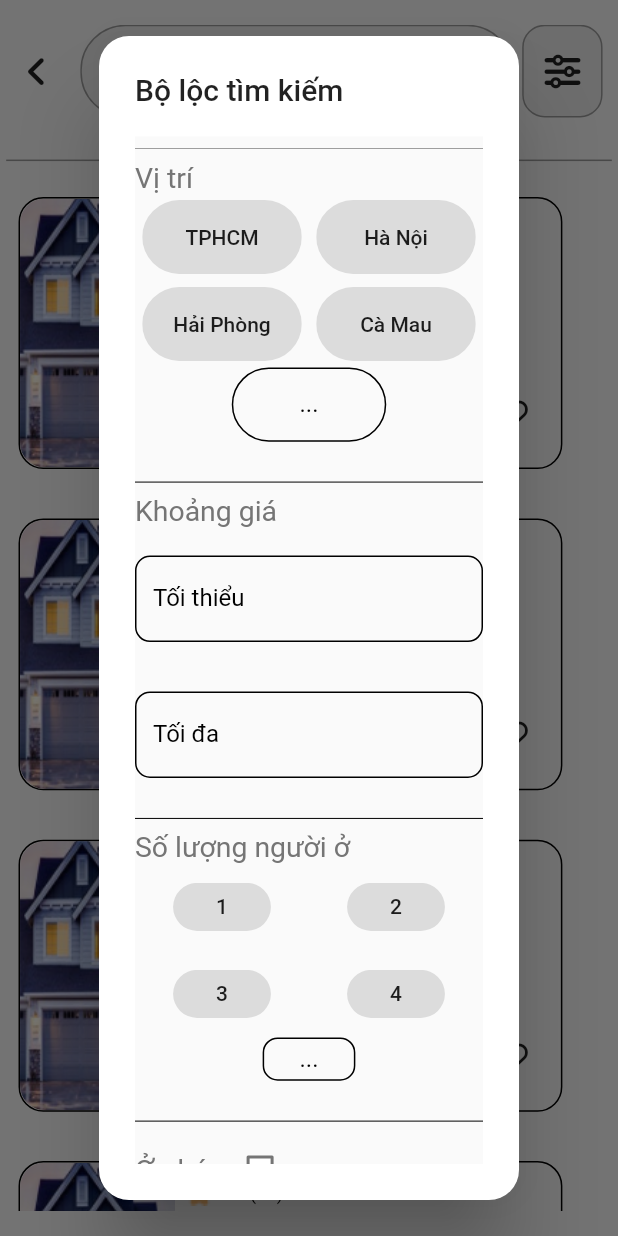
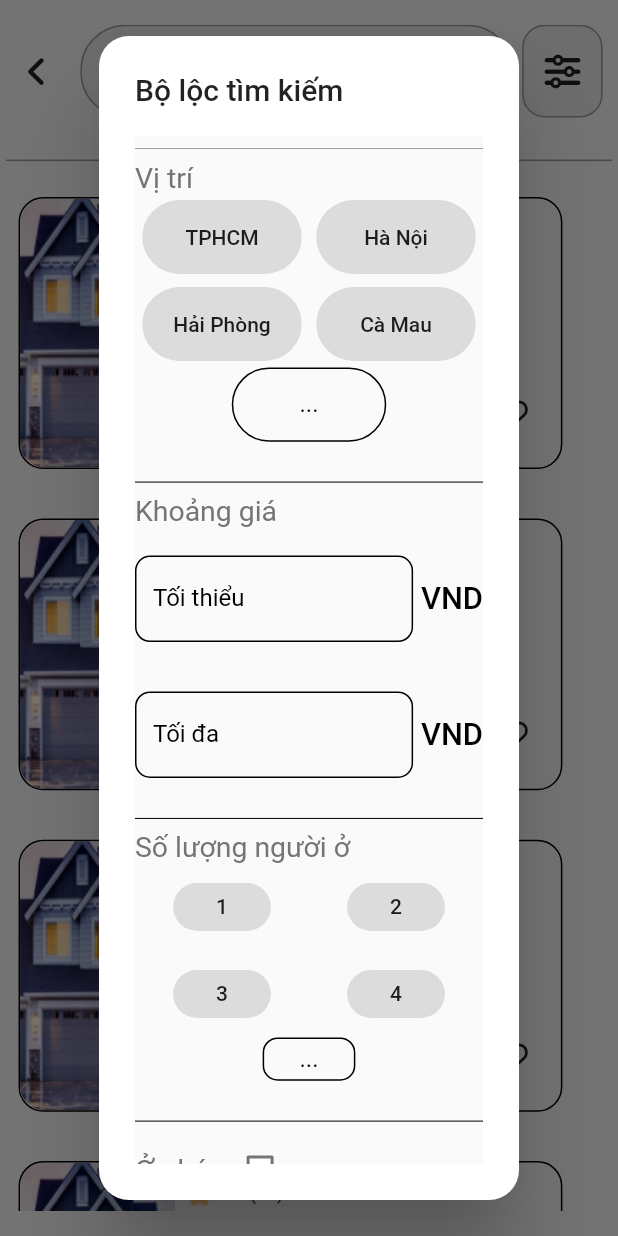
Before and after one commit to havya123/app_xem_tro, a Flutter app: the screen it shows after launch, after a tap on an icon or button, on a phone screen of 412 x 824 dp. Run offline on Flutter 3.47's test engine with Material 2 defaults, Android fonts, the phone set to English and light mode, and no system bars; our stand-ins replace email_validator, font_awesome_flutter, get, persistent_bottom_nav_bar; missing offline and left inert: datepicker_dropdown.

Commit message:
update search

```diff
--- a/lib/screen/search_screen/search_screen.dart
+++ b/lib/screen/search_screen/search_screen.dart
@@ -192,15 +192,39 @@ class _SearchScreenState extends State<SearchScreen> {
                       size: 0.023, color: Colors.grey.shade600),
                 ),
                 spaceHeight(context, height: 0.023),
-                SizedBox(
-                    width: double.infinity,
-                    height: getHeight(context, height: 0.07),
-                    child: TextFieldWidget(hint: "Tối thiểu")),
+                Row(
+                  mainAxisAlignment: MainAxisAlignment.spaceBetween,
+                  children: [
+                    SizedBox(
+                        width: getWidth(context, width: 0.45),
+                        height: getHeight(context, height: 0.07),
+                        child: TextFieldWidget(
+                          hint: "Tối thiểu",
+                          type: TextInputType.number,
+                        )),
+                    Text(
+                      "VND",
+                      style: mediumTextStyle(context),
+                    )
+                  ],
+                ),
                 spaceHeight(context),
-                SizedBox(
-                    width: double.infinity,
-                    height: getHeight(context, height: 0.07),
-                    child: TextFieldWidget(hint: "Tối đa")),
+                Row(
+                  mainAxisAlignment: MainAxisAlignment.spaceBetween,
+                  children: [
+                    SizedBox(
+                        width: getWidth(context, width: 0.45),
+                        height: getHeight(context, height: 0.07),
+                        child: TextFieldWidget(
+                          hint: "Tối đa",
+                          type: TextInputType.number,
+                        )),
+                    Text(
+                      "VND",
+                      style: mediumTextStyle(context),
+                    )
+                  ],
+                ),
                 spaceHeight(context, height: 0.023),
                 const Divider(
                   color: Colors.black,
```
